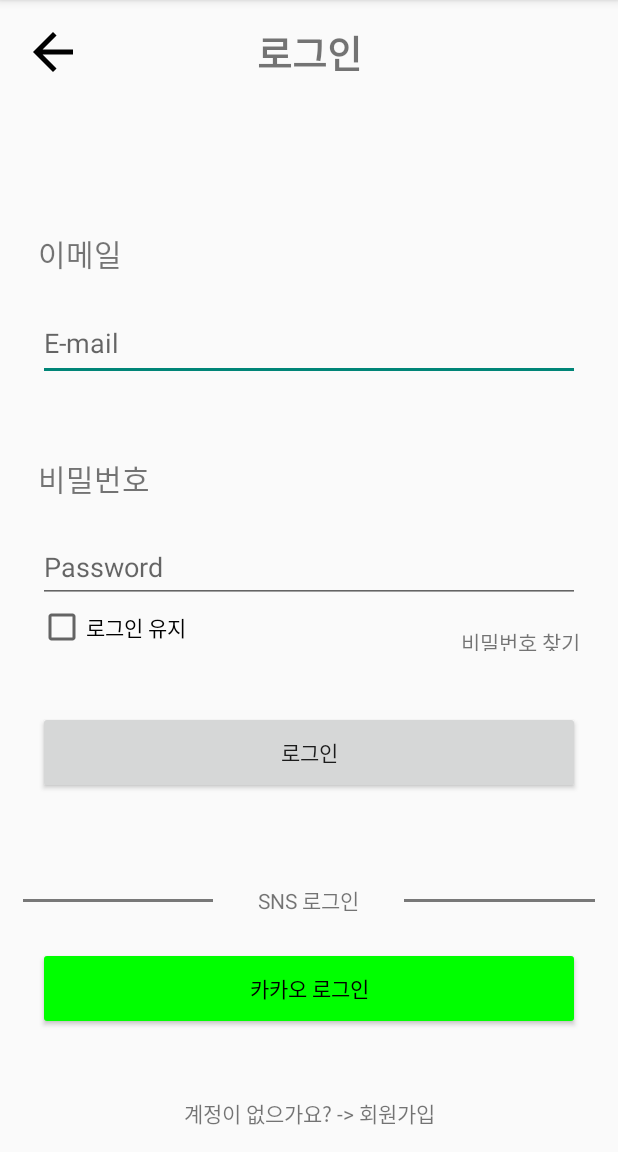
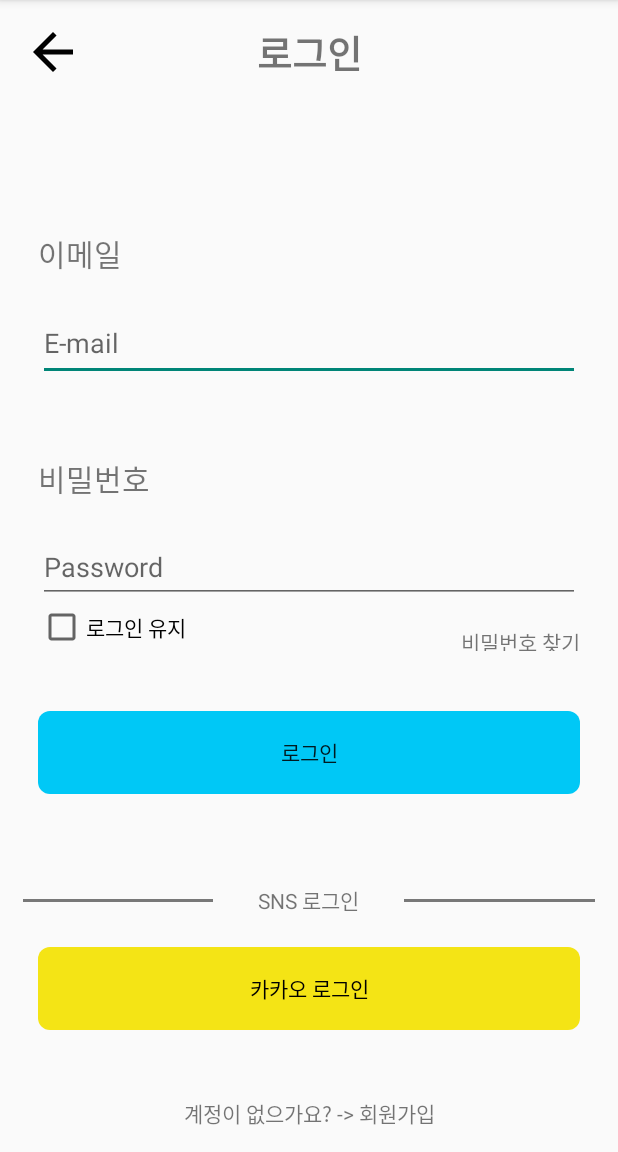
Before and after one commit to EunbiWorld/Todays-group-buying, an Android app: the IDLoginActivity screen opened directly, with no data from a screen before it, on a phone screen of 412 x 824 dp, the part 84-1236 px from its top. Run offline under Robolectric (Android 15) with nearby library versions, the phone set to English and light mode, and no system bars.

Commit message:
activity_idlogin.xml의 로그인, 카카오 로그인 버튼 색상 수정

```diff
--- a/app/src/main/res/layout/activity_idlogin.xml
+++ b/app/src/main/res/layout/activity_idlogin.xml
@@ -104,6 +104,8 @@
         android:layout_marginTop="40dp"
         android:layout_marginStart="10dp"
         android:layout_marginEnd="10dp"
+        android:background="@drawable/button_background"
+        android:backgroundTint="@color/button_GoSignup"
         android:text="로그인"/>
 
     <LinearLayout
@@ -147,7 +149,8 @@
         android:layout_marginTop="10dp"
         android:layout_marginStart="10dp"
         android:layout_marginEnd="10dp"
-        android:backgroundTint="#00ff00"/>
+        android:background="@drawable/button_background"
+        android:backgroundTint="@color/button_kakao"/>
 
     <TextView
         android:layout_width="wrap_content"
```
